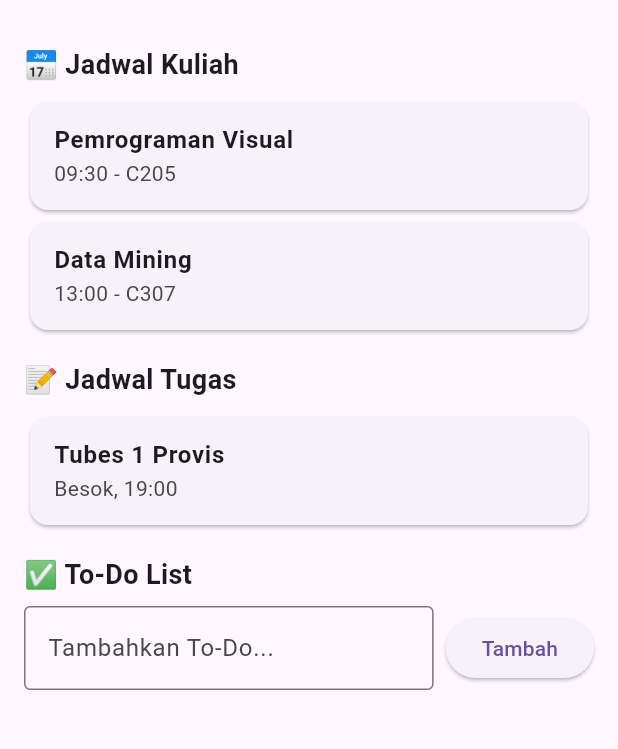
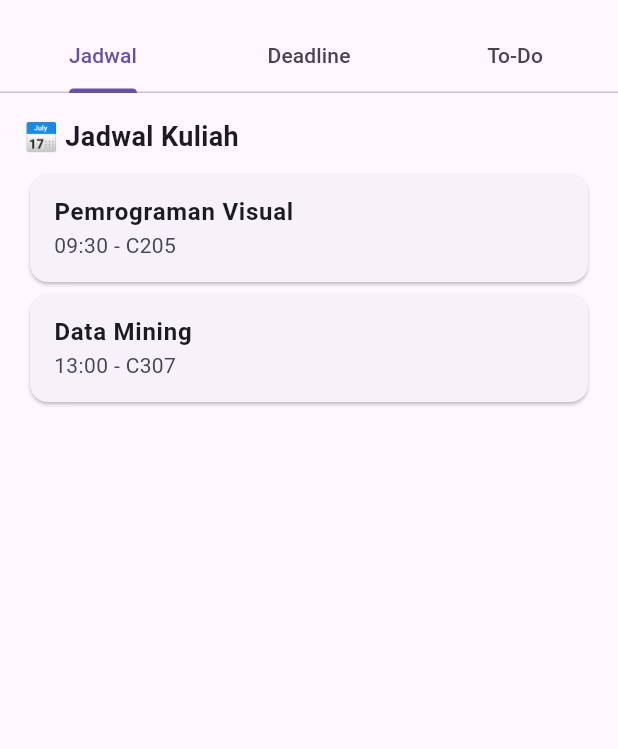
Before and after one commit to kiy4h/provis-kuis1, a Flutter app: the JadwalTodoScreen screen opened by its route, on a phone screen of 412 x 824 dp, the part 63-812 px from its top. Run offline on Flutter 3.47's test engine with Material 3 defaults, Android fonts, the phone set to English and light mode, and no system bars; our stand-ins replace carousel_slider.

Commit message:
jadwal_todo: update to tabs. also prevent todo list to clear when changing tabs

```diff
--- a/lib/jadwal_todo_screen.dart
+++ b/lib/jadwal_todo_screen.dart
@@ -7,15 +7,70 @@ class JadwalTodoScreen extends StatefulWidget {
   JadwalTodoScreenState createState() => JadwalTodoScreenState();
 }
 
-class JadwalTodoScreenState extends State<JadwalTodoScreen> {
-  final List<String> todoList = [];
-  final TextEditingController _todoController = TextEditingController();
+class JadwalTodoScreenState extends State<JadwalTodoScreen>
+    with SingleTickerProviderStateMixin {
+  late TabController _tabController;
+  final List<String> todoList = [
+    "Mengerjakan tugas Provis",
+    "Mengerjakan tugas Analisis & Desain Algoritma",
+    "Mengerjakan tugas Metodologi Penelitian",
+  ];
+
+  @override
+  void initState() {
+    super.initState();
+    _tabController = TabController(length: 3, vsync: this);
+  }
+
+  @override
+  void dispose() {
+    _tabController.dispose();
+    super.dispose();
+  }
+
+  void addTodo(String todo) {
+    setState(() {
+      todoList.add(todo);
+    });
+  }
+
+  void removeTodo(int index) {
+    setState(() {
+      todoList.removeAt(index);
+    });
+  }
 
   @override
   Widget build(BuildContext context) {
     return Scaffold(
-      appBar: AppBar(title: const Text("Jadwal & To-Do")),
-      body: Padding(
+      appBar: AppBar(
+        title: Text("Jadwal & To-Do"),
+        bottom: TabBar(
+          controller: _tabController,
+          tabs: [
+            Tab(text: "Jadwal"),
+            Tab(text: "Deadline"),
+            Tab(text: "To-Do"),
+          ],
+        ),
+      ),
+      body: TabBarView(
+        controller: _tabController,
+        children: [
+          JadwalTab(),
+          DeadlineTab(),
+          TodoTab(todoList: todoList, addTodo: addTodo, removeTodo: removeTodo),
+        ],
+      ),
+    );
+  }
+}
+
+// Placeholder untuk masing-masing tab
+class JadwalTab extends StatelessWidget {
+  @override
+  Widget build(BuildContext context) {
+    return Padding(
       padding: const EdgeInsets.all(16.0),
       child: Column(
         crossAxisAlignment: CrossAxisAlignment.start,
@@ -24,21 +79,8 @@ class JadwalTodoScreenState extends State<JadwalTodoScreen> {
               style: TextStyle(fontSize: 18, fontWeight: FontWeight.bold)),
           const SizedBox(height: 8),
           _buildJadwalCard("Pemrograman Visual", "09:30 - C205"),
-            _buildJadwalCard("Data Mining", "13:00 - C307"),
-            const SizedBox(height: 16),
-            const Text("📝 Jadwal Tugas",
-                style: TextStyle(fontSize: 18, fontWeight: FontWeight.bold)),
-            const SizedBox(height: 8),
-            _buildJadwalCard("Tubes 1 Provis", "Besok, 19:00"),
-            const SizedBox(height: 16),
-            const Text("✅ To-Do List",
-                style: TextStyle(fontSize: 18, fontWeight: FontWeight.bold)),
-            const SizedBox(height: 8),
-            _buildTodoInput(),
-            const SizedBox(height: 8),
-            _buildTodoList(),
+          _buildJadwalCard("Data Mining", "13:00 - C307")
         ],
-        ),
       ),
     );
   }
@@ -49,6 +91,64 @@ class JadwalTodoScreenState extends State<JadwalTodoScreen> {
       child: ListTile(
         title: Text(title, style: const TextStyle(fontWeight: FontWeight.bold)),
         subtitle: Text(subtitle),
+      ),
+    );
+  }
+}
+
+class DeadlineTab extends StatelessWidget {
+  @override
+  Widget build(BuildContext context) {
+    return Padding(
+      padding: const EdgeInsets.all(16.0),
+      child: Column(
+        crossAxisAlignment: CrossAxisAlignment.start,
+        children: [
+          const Text("⏳ Deadline Tugas",
+              style: TextStyle(fontSize: 18, fontWeight: FontWeight.bold)),
+          const SizedBox(height: 8),
+          _buildJadwalCard("Tubes 1 Provis", "Besok, 19:00"),
+        ],
+      ),
+    );
+  }
+
+  Widget _buildJadwalCard(String title, String subtitle) {
+    return Card(
+      shape: RoundedRectangleBorder(borderRadius: BorderRadius.circular(12)),
+      child: ListTile(
+        title: Text(title, style: const TextStyle(fontWeight: FontWeight.bold)),
+        subtitle: Text(subtitle),
+      ),
+    );
+  }
+}
+
+class TodoTab extends StatelessWidget {
+  final List<String> todoList;
+  final Function(String) addTodo;
+  final Function(int) removeTodo;
+
+  TodoTab(
+      {required this.todoList,
+      required this.addTodo,
+      required this.removeTodo});
+
+  final TextEditingController _todoController = TextEditingController();
+
+  @override
+  Widget build(BuildContext context) {
+    return Padding(
+      padding: const EdgeInsets.all(16.0),
+      child: Column(
+        children: [
+          const Text("📝 To-Do List",
+              style: TextStyle(fontSize: 18, fontWeight: FontWeight.bold)),
+          const SizedBox(height: 8),
+          _buildTodoInput(),
+          const SizedBox(height: 8),
+          Expanded(child: _buildTodoList()),
+        ],
       ),
     );
   }
@@ -69,10 +169,8 @@ class JadwalTodoScreenState extends State<JadwalTodoScreen> {
         ElevatedButton(
           onPressed: () {
             if (_todoController.text.isNotEmpty) {
-              setState(() {
-                todoList.add(_todoController.text);
+              addTodo(_todoController.text);
               _todoController.clear();
-              });
             }
           },
           child: const Text("Tambah"),
@@ -82,8 +180,7 @@ class JadwalTodoScreenState extends State<JadwalTodoScreen> {
   }
 
   Widget _buildTodoList() {
-    return Expanded(
-      child: ListView.builder(
+    return ListView.builder(
       itemCount: todoList.length,
       itemBuilder: (context, index) {
         return Card(
@@ -94,15 +191,12 @@ class JadwalTodoScreenState extends State<JadwalTodoScreen> {
             trailing: IconButton(
               icon: const Icon(Icons.delete, color: Colors.red),
               onPressed: () {
-                  setState(() {
-                    todoList.removeAt(index);
-                  });
+                removeTodo(index);
               },
             ),
           ),
         );
       },
-      ),
     );
   }
 }
```
Lines whose indentation alone changed are shown as unchanged.
